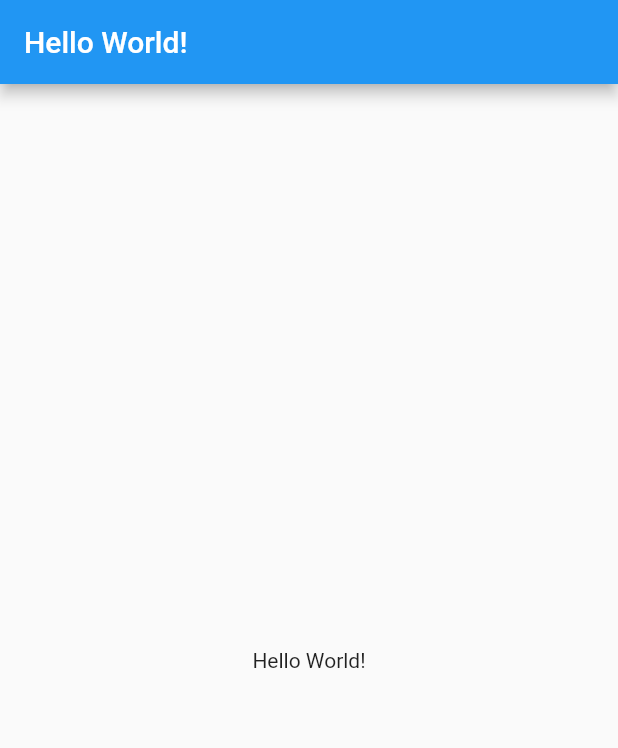
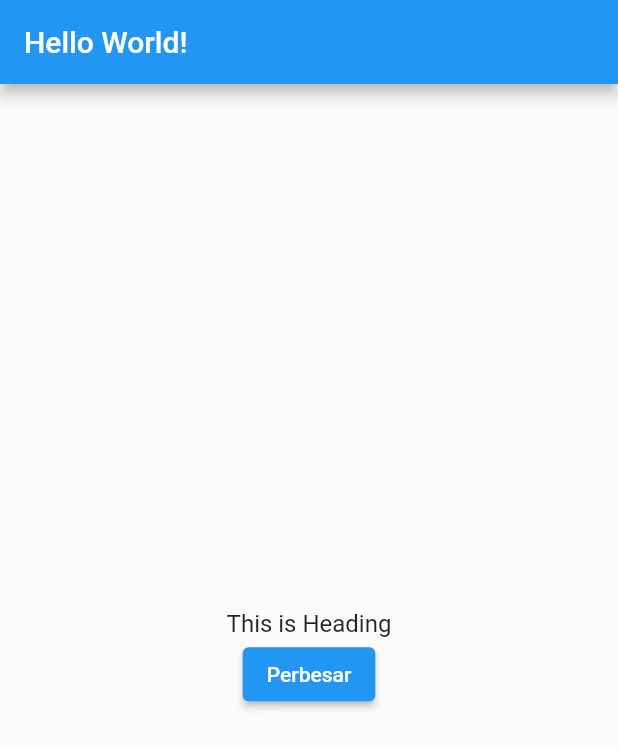
Before and after one commit to noanlearn/idcd-flutter-beginner, a Flutter app: the screen it shows after launch, on a phone screen of 412 x 824 dp. Shown: the top 748 px of the screen. Run offline on Flutter 3.47's test engine with Material 2 defaults, Android fonts, the light colour scheme and no system bars.

Commit message:
Stateless Statefull

```diff
--- a/lib/main.dart
+++ b/lib/main.dart
@@ -12,17 +12,62 @@ class MyApp extends StatelessWidget {
     return MaterialApp(
       debugShowCheckedModeBanner: false,
       title: 'Flutter Demo',
-      theme: ThemeData(
-        primaryColor: Colors.lightGreen
-      ),
+      theme: ThemeData(primaryColor: Colors.lightGreen),
       home: Scaffold(
         appBar: AppBar(
           title: Text('Hello World!'),
         ),
-        body: Center(
-          child: Text('Hello World!'),
-        ),
+        body: Center(child: BiggerText(text: 'This is Heading')),
       ),
     );
   }
 }
+
+class Heading extends StatelessWidget {
+  final String text; // state text bersifat final
+
+  const Heading({Key? key, required this.text})
+      : super(key: key); // lalu state text masuk ke constructor
+
+  @override
+  Widget build(BuildContext context) {
+    return Text(
+      text,
+      style: const TextStyle(
+        fontSize: 24.0,
+        fontWeight: FontWeight.bold,
+      ),
+    );
+  }
+}
+
+class BiggerText extends StatefulWidget {
+  final String text;
+
+  const BiggerText({Key? key, required this.text}) : super(key: key);
+
+  @override
+  State<BiggerText> createState() => _BiggerTextState();
+}
+
+class _BiggerTextState extends State<BiggerText> {
+  double _textSize = 16.0;
+
+  @override
+  Widget build(BuildContext context) {
+    return Column(
+      mainAxisAlignment: MainAxisAlignment.center,
+      children: [
+        Text(widget.text, style: TextStyle(fontSize: _textSize)),
+        ElevatedButton(
+          onPressed: () {
+            setState(() {
+              _textSize = 32;
+            });
+          },
+          child: Text('Perbesar')
+        )
+      ],
+    );
+  }
+}
```
